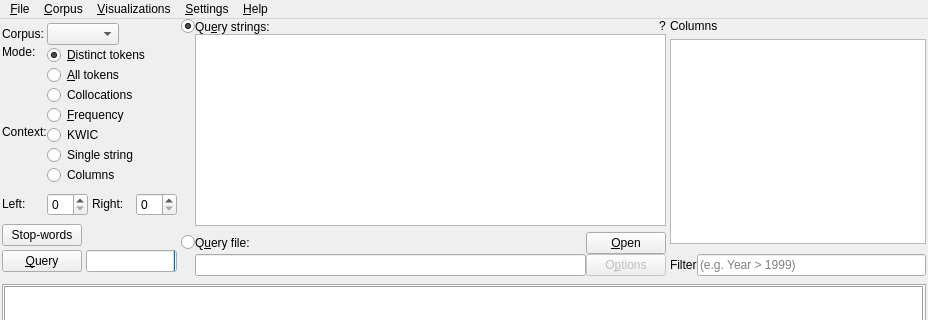
gkunter/coquery, file coquery/gui/coqueryCompact.ui: the form before one commit; both pictures show x 0 to 928 and y 0 to 320 of the 928 by 732 pixel window.
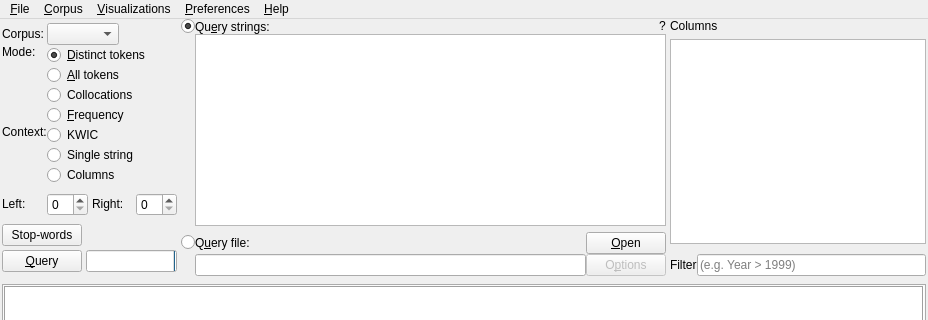
The form after the commit. Icons and pictures are not drawn.

Commit message: Add Settings dialog

Patch:
```diff
--- a/coquery/gui/coqueryCompact.ui
+++ b/coquery/gui/coqueryCompact.ui
@@ -909,7 +909,7 @@
      <x>0</x>
      <y>0</y>
      <width>928</width>
-     <height>37</height>
+     <height>21</height>
     </rect>
    </property>
    <widget class="QMenu" name="menuFile">
@@ -941,7 +941,7 @@
    </widget>
    <widget class="QMenu" name="menuSettings">
     <property name="title">
-     <string>&amp;Settings</string>
+     <string>&amp;Preferences</string>
     </property>
     <addaction name="action_mySQL_settings"/>
     <addaction name="action_options"/>
```
Left out of the diff: 7 changed lines with no effect on the pictures. The commit also changes 4 other files.
